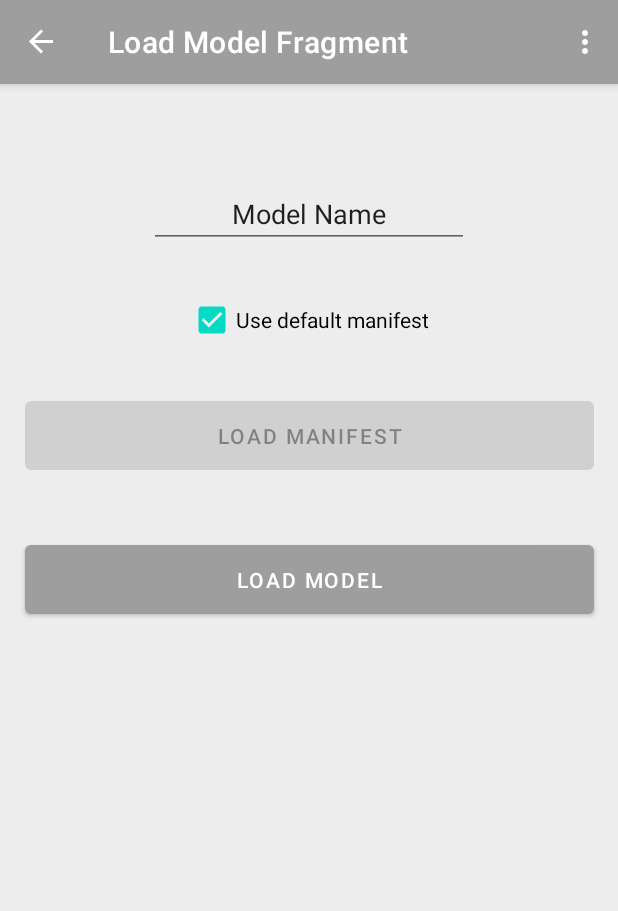
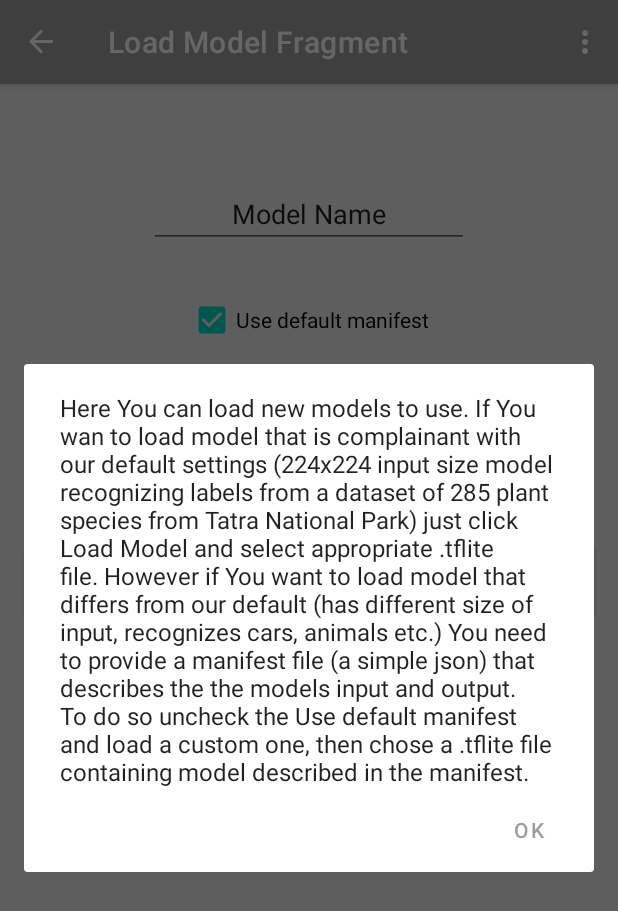
Before and after one commit to KonradPR/TPN, an Android app: the screen it shows after launch (MainActivity), after a tap on "LOAD MODEL", on a phone screen of 412 x 824 dp. Shown: the top 911 px of the screen. Run offline under Robolectric (Android 15) with nearby library versions, the phone set to English and light mode, and no system bars; our stand-ins replace navigation-ui; libraries missing offline, so code that uses them is left out: androidx.camera.core, androidx.camera.extensions, androidx.camera.lifecycle, androidx.camera.view, com.nbsp.materialfilepicker and 1 more; network calls fail; 2 statements that could not run were skipped.

Commit message:
Added popups on first visit to view and changed gallery picker

```diff
--- a/app/src/main/java/com/example/tpn/FirstFragment.java
+++ b/app/src/main/java/com/example/tpn/FirstFragment.java
@@ -1,6 +1,8 @@
 package com.example.tpn;
 
 import android.Manifest;
+import android.app.Dialog;
+import android.content.DialogInterface;
 import android.content.Intent;
 import android.content.pm.PackageManager;
 import android.graphics.Bitmap;
@@ -15,6 +17,7 @@ import android.view.ViewGroup;
 
 import androidx.annotation.NonNull;
 import androidx.annotation.RequiresApi;
+import androidx.appcompat.app.AlertDialog;
 import androidx.core.content.ContextCompat;
 import androidx.fragment.app.Fragment;
 import androidx.navigation.fragment.NavHostFragment;
@@ -118,8 +121,16 @@ public class FirstFragment extends Fragment {
         super.onViewCreated(view, savedInstanceState);
         if(!wasAlreadyVisited){
             wasAlreadyVisited = true;
-            Snackbar mySnackbar = Snackbar.make(view, R.string.menu, Snackbar.LENGTH_SHORT);
-            mySnackbar.show();
+            AlertDialog.Builder alertDialogBuilder = new AlertDialog.Builder(getContext());
+            alertDialogBuilder.setMessage(R.string.menu);
+            alertDialogBuilder.setNegativeButton("ok", new DialogInterface.OnClickListener(){
+
+                @Override
+                public void onClick(DialogInterface dialogInterface, int i) {
+                }
+            });
+            AlertDialog alertDialog = alertDialogBuilder.create();
+            alertDialog.show();
         }
         binding.currentModel.setText("Currently used model: " + ((MainActivity) getActivity()).getModelName());
         binding.buttonCamera.setOnClickListener(new View.OnClickListener() {
--- a/app/src/main/java/com/example/tpn/LoadModelFragment.java
+++ b/app/src/main/java/com/example/tpn/LoadModelFragment.java
@@ -1,11 +1,13 @@
 package com.example.tpn;
 
+import android.content.DialogInterface;
 import android.os.Bundle;
 import android.view.LayoutInflater;
 import android.view.View;
 import android.view.ViewGroup;
 
 import androidx.annotation.NonNull;
+import androidx.appcompat.app.AlertDialog;
 import androidx.fragment.app.Fragment;
 import androidx.navigation.fragment.NavHostFragment;
 
@@ -15,7 +17,7 @@ import com.example.tpn.databinding.LoadModelFragmentBinding;
 public class LoadModelFragment extends Fragment {
 
     private LoadModelFragmentBinding binding;
-
+    private static boolean wasAlreadyVisited = false;
     @Override
     public View onCreateView(
             LayoutInflater inflater, ViewGroup container,
@@ -49,7 +51,20 @@ public class LoadModelFragment extends Fragment {
                 NavHostFragment.findNavController(LoadModelFragment.this)
                         .navigate(R.id.action_to_menu);
             }
-        });;
+        });
+        if(!wasAlreadyVisited){
+            wasAlreadyVisited = true;
+            AlertDialog.Builder alertDialogBuilder = new AlertDialog.Builder(getContext());
+            alertDialogBuilder.setMessage(R.string.load);
+            alertDialogBuilder.setNegativeButton("ok", new DialogInterface.OnClickListener(){
+
+                @Override
+                public void onClick(DialogInterface dialogInterface, int i) {
+                }
+            });
+            AlertDialog alertDialog = alertDialogBuilder.create();
+            alertDialog.show();
+        }
     }
 
 }
--- a/app/src/main/res/layout/fragment_first.xml
+++ b/app/src/main/res/layout/fragment_first.xml
@@ -36,9 +36,9 @@
         android:layout_height="58dp"
         android:text="Camera"
         app:layout_constraintEnd_toEndOf="parent"
-        app:layout_constraintHorizontal_bias="0.505"
+        app:layout_constraintHorizontal_bias="0.0"
         app:layout_constraintStart_toStartOf="parent"
-        app:layout_constraintTop_toBottomOf="@+id/button_model_load" />
+        app:layout_constraintTop_toBottomOf="@+id/button_from_gallery" />
 
     <Button
         android:id="@+id/button_select"
@@ -58,7 +58,7 @@
         app:layout_constraintEnd_toEndOf="parent"
         app:layout_constraintHorizontal_bias="0.505"
         app:layout_constraintStart_toStartOf="parent"
-        app:layout_constraintTop_toBottomOf="@+id/button_from_gallery" />
+        app:layout_constraintTop_toBottomOf="@+id/button_select" />
 
     <Button
         android:id="@+id/button_from_gallery"
--- a/app/src/main/res/values/strings.xml
+++ b/app/src/main/res/values/strings.xml
@@ -9,5 +9,19 @@
 
     <string name="hello_first_fragment">Hello first fragment</string>
     <string name="hello_second_fragment">Hello second fragment. Arg: %1$s</string>
-    <string name="menu">This is a menu snackbar</string>
+    <string name="menu">Hello! \nThis is the main menu of our application from here you can use buttons to:
+    \nSelect photo from gallery for image recognition
+    \nTake a new photo using phone camera for image recognition
+    \nSwitch between different ML models to select one to use
+    \nLoad new models from phone storage to use</string>
+    <string name="camera">Here You can take a photo and the application will run it through currently use
+        Machine Learning model and then display five classes which the model will predict as the most probable</string>
+    <string name="load">Here You can load new models to use. If You wan to load model that is complainant with
+        our default settings (224x224 input size model recognizing labels from a dataset of 285
+        plant species from Tatra National Park) just click Load Model and select appropriate .tflite file.
+        However if You want to load model that differs from our default (has different size of input, recognizes cars, animals etc.)
+        You need to provide a manifest file (a simple json) that describes the the models input and output.
+        To do so uncheck the "Use default manifest" and load a custom one, then chose a .tflite file containing model described in the manifest.</string>
+    <string name="select">Here You can select a model to use (from the ones we provided or those that You have loaded yourself).
+    Model You select is gone be run whenever You take a photo with the camera or pick one from gallery.</string>
 </resources>
```
Also changed, not shown: app/src/main/java/com/example/tpn/CameraFragment.java (+16 -1 lines), app/src/main/java/com/example/tpn/MainActivity.java (+15 -3 lines), app/src/main/java/com/example/tpn/SelectFragment.java (+16 -1 lines).
